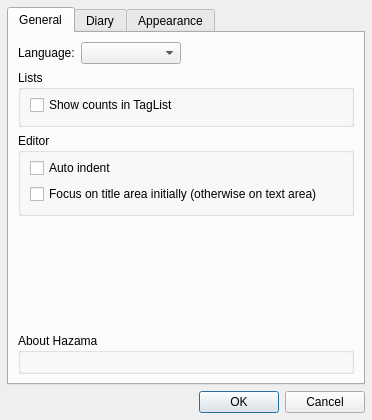
First picture: the form in hazama/ui/configdialog.ui, repository krrr/Hazama, before the edit.
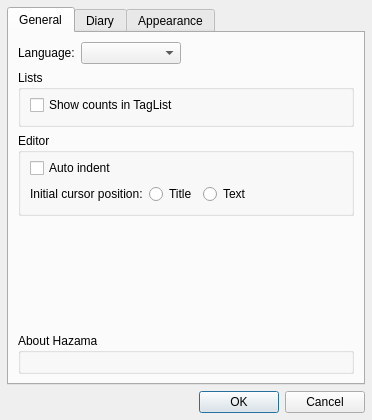
Second picture: the form after the edit. Icons and pictures are not drawn.

Commit message: Improve UX (use radio button)

```diff
--- a/hazama/ui/configdialog.ui
+++ b/hazama/ui/configdialog.ui
@@ -118,11 +118,50 @@
            </widget>
           </item>
           <item>
-           <widget class="QCheckBox" name="tfocusCheck">
-            <property name="text">
-             <string>Focus on title area initially (otherwise on text area)</string>
+           <layout class="QHBoxLayout" name="horizontalLayout_8">
+            <property name="leftMargin">
+             <number>0</number>
             </property>
-           </widget>
+            <item>
+             <widget class="QLabel" name="label_3">
+              <property name="sizePolicy">
+               <sizepolicy hsizetype="Maximum" vsizetype="Preferred">
+                <horstretch>0</horstretch>
+                <verstretch>0</verstretch>
+               </sizepolicy>
+              </property>
+              <property name="text">
+               <string>Initial cursor position:</string>
+              </property>
+             </widget>
+            </item>
+            <item>
+             <widget class="QRadioButton" name="focusTitleRadio">
+              <property name="sizePolicy">
+               <sizepolicy hsizetype="Maximum" vsizetype="Maximum">
+                <horstretch>0</horstretch>
+                <verstretch>0</verstretch>
+               </sizepolicy>
+              </property>
+              <property name="text">
+               <string>Title</string>
+              </property>
+             </widget>
+            </item>
+            <item>
+             <widget class="QRadioButton" name="focusTextRadio">
+              <property name="sizePolicy">
+               <sizepolicy hsizetype="Preferred" vsizetype="Maximum">
+                <horstretch>0</horstretch>
+                <verstretch>0</verstretch>
+               </sizepolicy>
+              </property>
+              <property name="text">
+               <string>Text</string>
+              </property>
+             </widget>
+            </item>
+           </layout>
           </item>
          </layout>
         </widget>
```
The commit also changes 1 other file.
